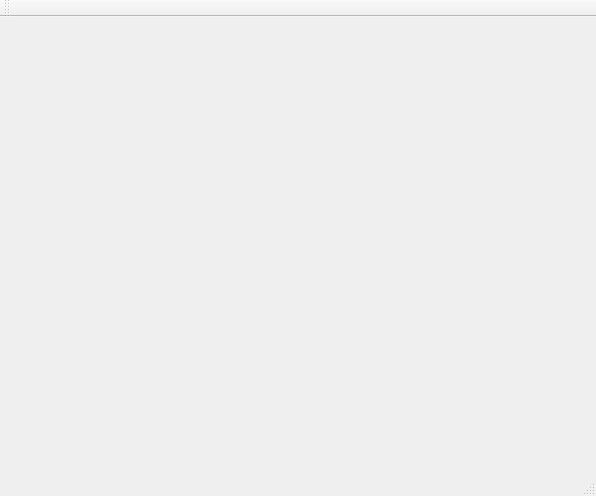
Above: Modular1/mainwindow.ui from djeemie2000/SynthPlayground before the change. Below: the same form after it.
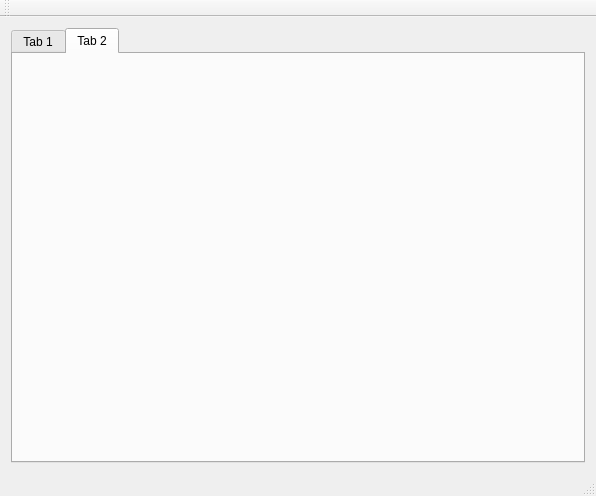
That is the form after the change.

The edit to the form file:
```diff
--- a/Modular1/mainwindow.ui
+++ b/Modular1/mainwindow.ui
@@ -17,7 +17,25 @@
    <set>QMainWindow::AllowTabbedDocks|QMainWindow::AnimatedDocks|QMainWindow::ForceTabbedDocks</set>
   </property>
   <widget class="QWidget" name="centralWidget">
-   <layout class="QVBoxLayout" name="verticalLayout_2"/>
+   <layout class="QHBoxLayout" name="horizontalLayout">
+    <item>
+     <widget class="QTabWidget" name="tabWidget">
+      <property name="currentIndex">
+       <number>1</number>
+      </property>
+      <widget class="QWidget" name="tab">
+       <attribute name="title">
+        <string>Tab 1</string>
+       </attribute>
+      </widget>
+      <widget class="QWidget" name="tab_2">
+       <attribute name="title">
+        <string>Tab 2</string>
+       </attribute>
+      </widget>
+     </widget>
+    </item>
+   </layout>
   </widget>
   <widget class="QMenuBar" name="menuBar">
    <property name="geometry">
```
Left out of the diff: 2 changed lines with no effect on the pictures.
